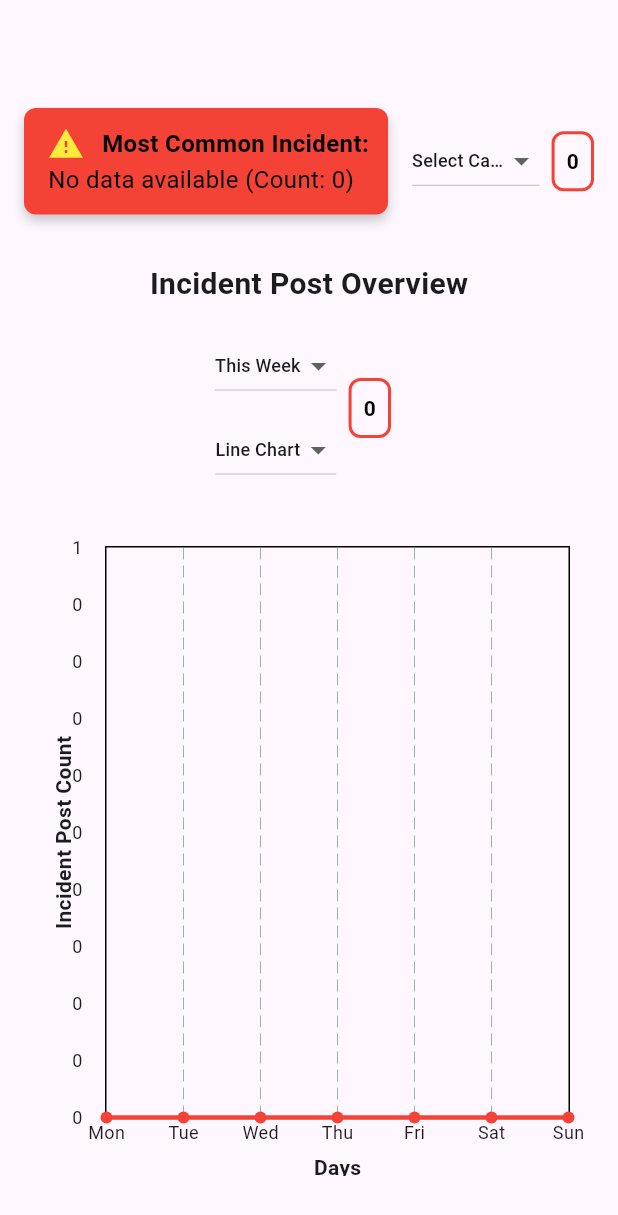
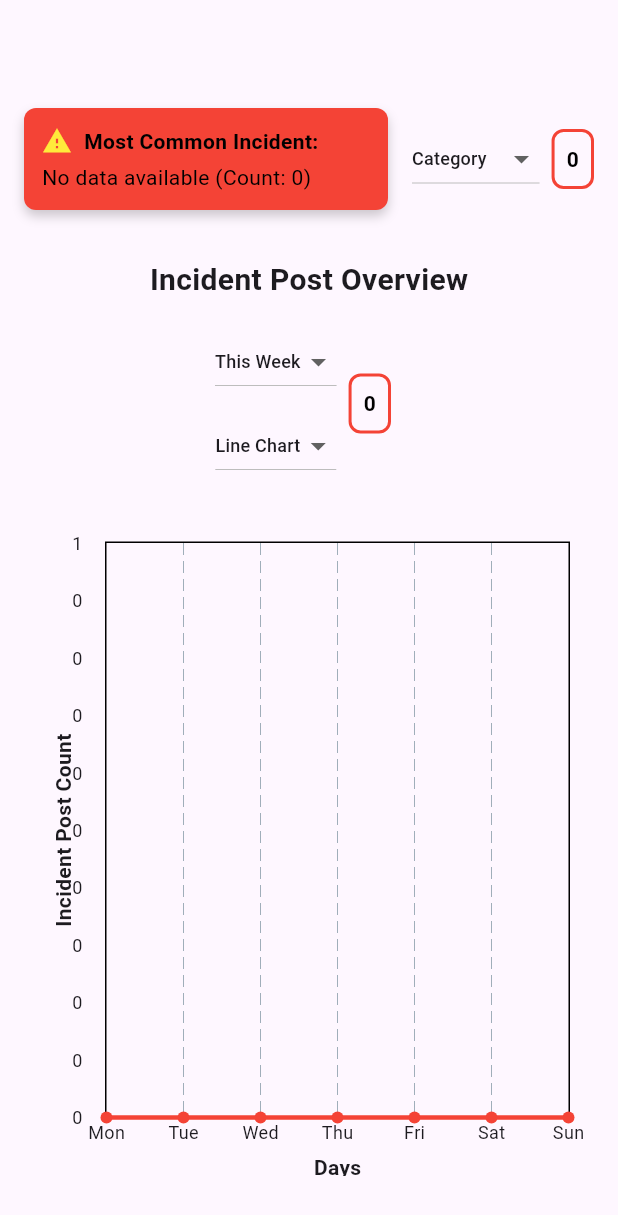
Before and after one commit to kdjhzhr/UTMSafe, a Flutter app: the Report screen opened directly, on a phone screen of 412 x 824 dp. Shown: the top 1215 px of the screen. Run offline on Flutter 3.47's test engine with Material 3 defaults, Android fonts, the phone set to English and light mode, and no system bars; drawn by our look-alikes of fl_chart; our stand-ins replace cloud_firestore, firebase_auth, firebase_core, firebase_storage, image_picker; accounts and stored records are empty.

Commit message:
Fix overflow alert banner at report.dart

```diff
--- a/lib/report.dart
+++ b/lib/report.dart
@@ -12,7 +12,7 @@ class Report extends StatefulWidget {
 class _ReportState extends State<Report> {
   String _timeFilter = 'This Week';
   String _chartType = 'Line Chart';
-  String _selectedCategory = 'Select Category';
+  String _selectedCategory = 'Category';
 
   // Fetches incident post counts for graph data.
   Stream<List<int>> _fetchIncidentPostData() async* {
@@ -132,19 +132,18 @@ FutureBuilder<Map<String, dynamic>>(
     return Padding(
       padding: const EdgeInsets.only(bottom: 16.0),
       child: Row(
-        mainAxisAlignment: MainAxisAlignment.center,
         children: [
           // Alert Banner
           Expanded(
             flex: 2,
             child: Container(
-              padding: const EdgeInsets.symmetric(vertical: 12.0, horizontal: 16.0),
+              padding: const EdgeInsets.all(12.0),
               decoration: BoxDecoration(
-                color: Colors.red, // Updated alert banner color
+                color: Colors.red,
                 borderRadius: BorderRadius.circular(8.0),
                 boxShadow: [
                   BoxShadow(
-                    color: Colors.black.withOpacity(0.2), // Subtle shadow
+                    color: Colors.black.withOpacity(0.2),
                     blurRadius: 6.0,
                     offset: const Offset(0, 4),
                   ),
@@ -157,42 +156,45 @@ FutureBuilder<Map<String, dynamic>>(
                     children: [
                       const Icon(
                         Icons.warning,
-                        color: Colors.yellow, // Updated icon color
-                        size: 24.0,
+                        color: Colors.yellow,
+                        size: 20.0,
                       ),
-                      const SizedBox(width: 12), // Space between icon and text
-                      Text(
+                      const SizedBox(width: 8), // Adjust spacing
+                      Expanded(
+                        child: Text(
                           'Most Common Incident:',
                           style: const TextStyle(
-                          fontSize: 16,
+                            fontSize: 14,
                             fontWeight: FontWeight.bold,
-                          color: Colors.black, // Text color
+                            color: Colors.black,
+                          ),
+                          overflow: TextOverflow.ellipsis,
                         ),
                       ),
                     ],
                   ),
+                  const SizedBox(height: 4), // Adjust spacing
                   Text(
                     '$mostCommonCategory (Count: $count)',
                     style: const TextStyle(
-                      fontSize: 16,
-                      color: Colors.black, // Text color
+                      fontSize: 14,
+                      color: Colors.black,
                     ),
+                    overflow: TextOverflow.ellipsis,
                   ),
                 ],
               ),
             ),
           ),
           const SizedBox(width: 16), // Space between alert and category filter
-          // Category Filter and Counter
+          // Category Filter and Counter in a Row
           Flexible(
             flex: 1,
-  child: Row( // Change to Row for alignment
+            child: Row(
+              mainAxisAlignment: MainAxisAlignment.spaceBetween,
               children: [
                 // Category Filter Dropdown
                 Expanded(
-        flex: 2, // Adjust space taken by dropdown
-        child: SizedBox(
-          width: double.infinity, // Make dropdown take full available width
                   child: DropdownButton<String>(
                     value: _selectedCategory,
                     onChanged: (newValue) {
@@ -202,7 +204,7 @@ FutureBuilder<Map<String, dynamic>>(
                     },
                     isExpanded: true,
                     items: <String>[
-              'Select Category',
+                      'Category',
                       'Fire Emergency',
                       'Snake Encounter',
                       'Monkey Attack',
@@ -220,8 +222,7 @@ FutureBuilder<Map<String, dynamic>>(
                     }).toList(),
                   ),
                 ),
-      ),
-      const SizedBox(width: 8), // Space between dropdown and counter
+                const SizedBox(width: 8), // Adjust spacing between dropdown and counter
                 // Category Counter
                 StreamBuilder<int>(
                   stream: _fetchCategoryCount(_selectedCategory),
@@ -230,7 +231,7 @@ FutureBuilder<Map<String, dynamic>>(
                       return const CircularProgressIndicator();
                     }
                     if (snapshot.hasError) {
-            return const Text("Error loading category count");
+                      return const Text("Error");
                     }
                     final categoryCount = snapshot.data ?? 0;
                     return Container(
```
Lines whose indentation alone changed are shown as unchanged.
